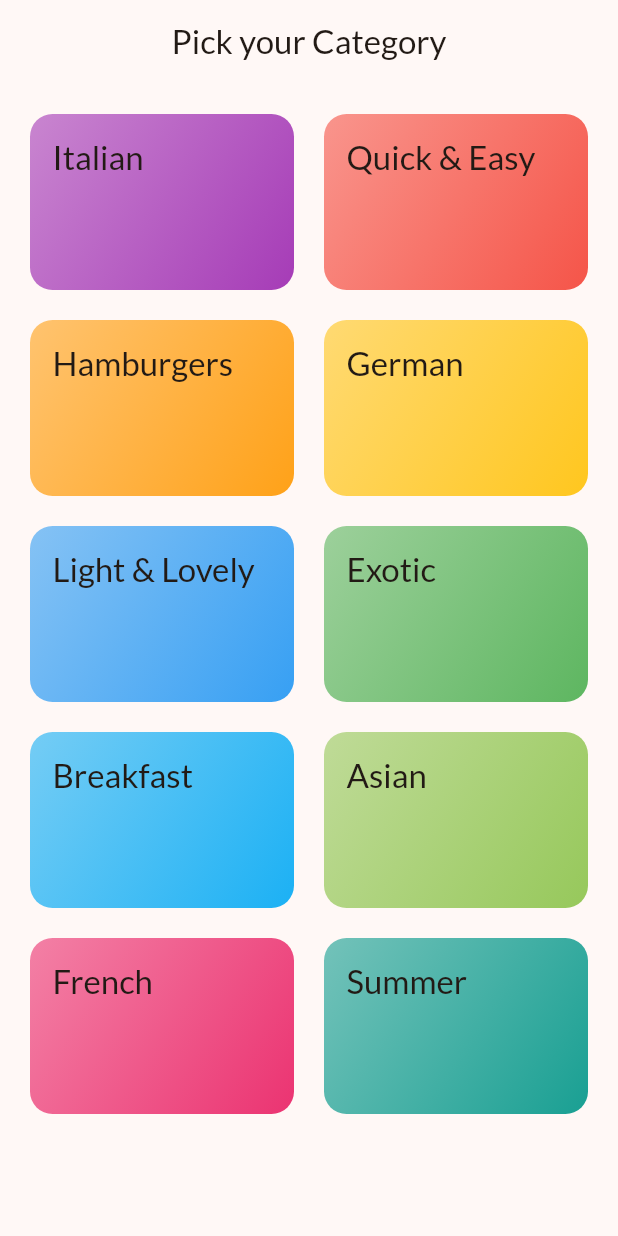
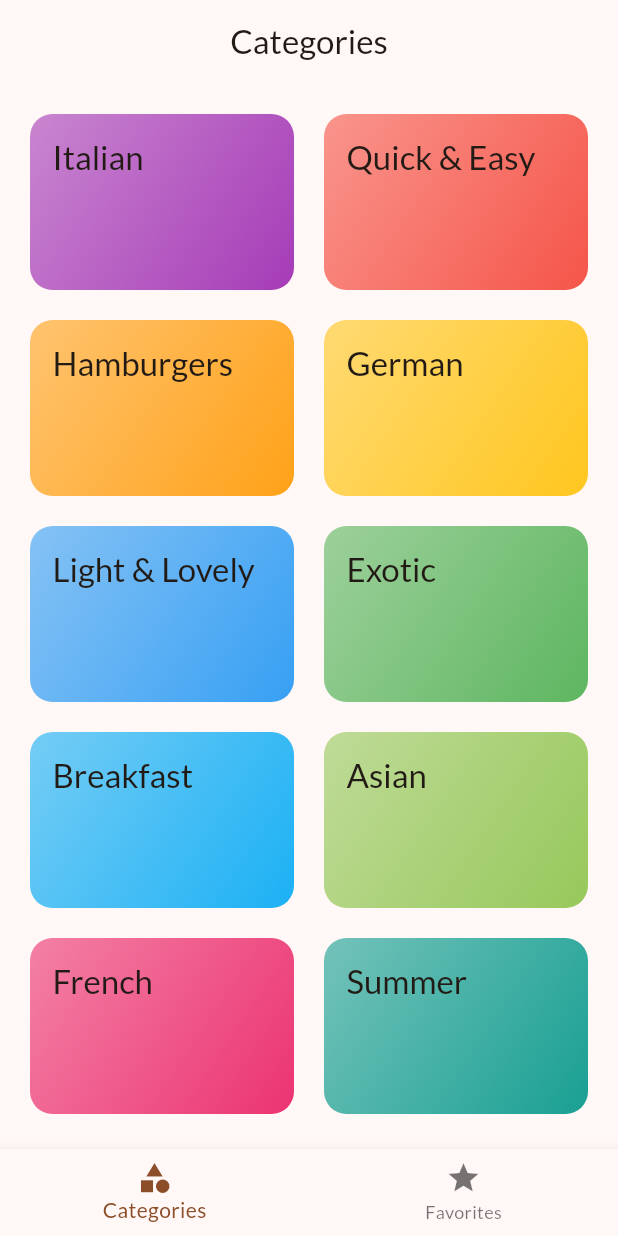
Before and after one commit to tahmidulislamfahim/meals, a Flutter app: the screen it shows after launch, on a phone screen of 412 x 824 dp. Run offline on Flutter 3.47's test engine with Material 3 defaults, Android fonts, the phone set to English and light mode, and no system bars; our stand-ins replace google_fonts, transparent_image.

Commit message:
favorite meal

```diff
--- a/lib/App/app.dart
+++ b/lib/App/app.dart
@@ -1,6 +1,6 @@
 import 'package:flutter/material.dart';
 import 'package:google_fonts/google_fonts.dart';
-import 'package:meals/screans/categories.dart';
+import 'package:meals/screens/tabs.dart';
 
 class App extends StatelessWidget {
   const App({super.key});
@@ -28,8 +28,8 @@ class App extends StatelessWidget {
         return MaterialApp(
           debugShowCheckedModeBanner: false,
           theme: theme,
-          home: Categories(
-            key: const Key('categories_screen'),
+          home: TabsScreen(
+            key: const Key('tabs_screen'),
           ),
         );
       },
--- a/lib/screans/categories.dart
+++ /dev/null
@@ -1,34 +0,0 @@
-import 'package:flutter/material.dart';
-import 'package:meals/data/category_data.dart';
-import 'package:meals/widgets/category_grid_item.dart';
-
-class Categories extends StatelessWidget {
-  const Categories({super.key});
-
-  @override
-  Widget build(BuildContext context) {
-    return Scaffold(
-      appBar: AppBar(
-        title: const Text('Pick your Category'),
-        centerTitle: true,
-      ),
-      body: GridView(
-        padding: const EdgeInsets.all(20),
-        gridDelegate:
-            SliverGridDelegateWithFixedCrossAxisCount(
-              crossAxisCount: 2,
-              childAspectRatio: 3 / 2,
-              crossAxisSpacing: 20,
-              mainAxisSpacing: 20,
-            ),
-        children: [
-          ...availableCategories.map(
-            (category) => CategoryGridItem(
-              category: category,
-            ),
-          ),
-        ],
-      ),
-    );
-  }
-}
--- /dev/null
+++ b/lib/screens/categories.dart
@@ -0,0 +1,36 @@
+import 'package:flutter/material.dart';
+import 'package:meals/data/category_data.dart';
+import 'package:meals/widgets/category_grid_item.dart';
+
+class Categories extends StatelessWidget {
+  const Categories({
+    super.key,
+    required this.onToggleFavorite,
+  });
+  final void Function(String categoryId)
+  onToggleFavorite;
+
+  @override
+  Widget build(BuildContext context) {
+    return GridView(
+      padding: const EdgeInsets.all(20),
+      gridDelegate:
+          SliverGridDelegateWithFixedCrossAxisCount(
+            crossAxisCount: 2,
+            childAspectRatio: 3 / 2,
+            crossAxisSpacing: 20,
+            mainAxisSpacing: 20,
+          ),
+      children: [
+        ...availableCategories.map(
+          (category) => CategoryGridItem(
+            category: category,
+            onToggleFavorite: (meal) {
+              onToggleFavorite(category.id);
+            },
+          ),
+        ),
+      ],
+    );
+  }
+}
--- /dev/null
+++ b/lib/screens/tabs.dart
@@ -0,0 +1,106 @@
+import 'package:flutter/material.dart';
+import 'package:meals/models/meal.dart';
+import 'package:meals/screens/categories.dart';
+import 'package:meals/screens/meals.dart';
+import 'package:meals/data/category_data.dart';
+
+class TabsScreen extends StatefulWidget {
+  const TabsScreen({super.key});
+
+  @override
+  State<TabsScreen> createState() =>
+      _TabsScreenState();
+}
+
+class _TabsScreenState extends State<TabsScreen> {
+  int _selectedIndex = 0;
+  final List<Meal> _favoriteMeals = [];
+  void toggleFavorite(Meal meal) {
+    final isExisting = _favoriteMeals.contains(
+      meal,
+    );
+    if (isExisting) {
+      setState(() {
+        _favoriteMeals.remove(meal);
+      });
+    } else {
+      setState(() {
+        _favoriteMeals.add(meal);
+      });
+    }
+    ;
+  }
+
+  void _selectScreen(int index) {
+    setState(() {
+      _selectedIndex = index;
+    });
+  }
+
+  @override
+  Widget build(BuildContext context) {
+    final List<Widget> _screens = [
+      Categories(
+        onToggleFavorite: (categoryId) {
+          final selectedCategory =
+              availableCategories.firstWhere(
+                (category) =>
+                    category.id == categoryId,
+              );
+          final filteredMeals = meals
+              .where(
+                (meal) =>
+                    meal.categories.contains(
+                      selectedCategory.id,
+                    ),
+              )
+              .toList();
+          Navigator.of(context).push(
+            MaterialPageRoute(
+              builder: (context) => MealsScreen(
+                title: selectedCategory.title,
+                meals: filteredMeals,
+                onToggleFavorite: toggleFavorite,
+              ),
+            ),
+          );
+        },
+      ),
+      MealsScreen(
+        meals: _favoriteMeals,
+        onToggleFavorite: toggleFavorite,
+      ),
+    ];
+    var appBarTitle = 'Categories';
+    if (_selectedIndex == 1) {
+      appBarTitle = 'Favorites';
+    }
+    return Scaffold(
+      appBar: AppBar(
+        title: Text(appBarTitle),
+        centerTitle: true,
+      ),
+      body: _screens[_selectedIndex],
+
+      bottomNavigationBar: BottomNavigationBar(
+        items: const [
+          BottomNavigationBarItem(
+            icon: Icon(Icons.category),
+            label: 'Categories',
+          ),
+          BottomNavigationBarItem(
+            icon: Icon(Icons.star),
+            label: 'Favorites',
+          ),
+        ],
+        currentIndex: _selectedIndex,
+        selectedItemColor: Theme.of(
+          context,
+        ).colorScheme.primary,
+        onTap: (index) {
+          _selectScreen(index);
+        },
+      ),
+    );
+  }
+}
--- a/lib/widgets/category_grid_item.dart
+++ b/lib/widgets/category_grid_item.dart
@@ -1,14 +1,17 @@
 import 'package:flutter/material.dart';
 import 'package:meals/data/category_data.dart';
 import 'package:meals/models/category.dart';
-import 'package:meals/screans/meals.dart';
+import 'package:meals/models/meal.dart';
+import 'package:meals/screens/meals.dart';
 
 class CategoryGridItem extends StatelessWidget {
   const CategoryGridItem({
     super.key,
     required this.category,
+    required this.onToggleFavorite,
   });
   final Category category;
+  final void Function(Meal meal) onToggleFavorite;
   @override
   Widget build(BuildContext context) {
     return InkWell(
@@ -24,8 +27,9 @@ class CategoryGridItem extends StatelessWidget {
           MaterialPageRoute(
             builder: (context) => MealsScreen(
               title: category.title,
-              meals:
-                  filteredMeals, // Replace with actual meals for the category
+              meals: filteredMeals,
+              onToggleFavorite:
+                  onToggleFavorite, // Replace with actual meals for the category
             ),
           ),
         );
```
Also changed, not shown: lib/screens/meal_details.dart (renamed from lib/screans/meal_details.dart, +21 -3 lines), lib/screens/meals.dart (renamed from lib/screans/meals.dart, +27 -12 lines), lib/widgets/meal_item.dart (+12 -4 lines).
